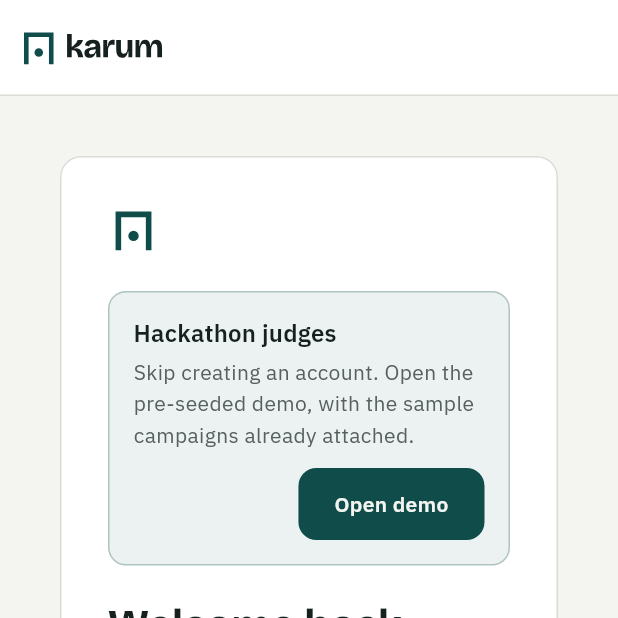
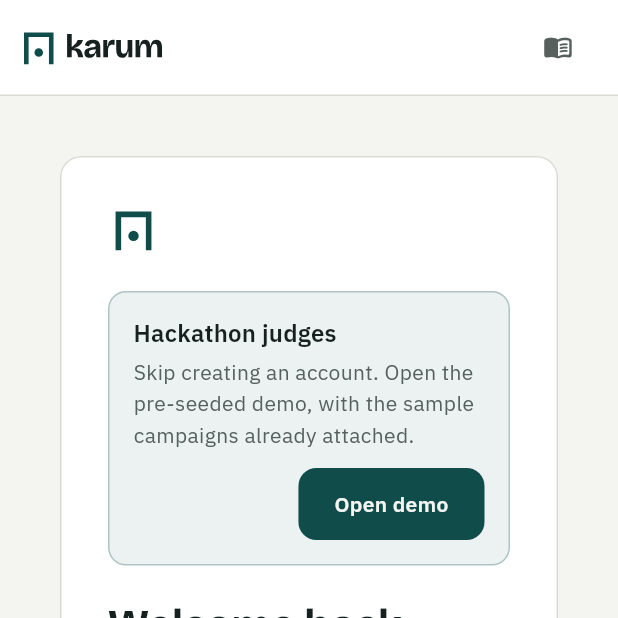
Before and after one commit to karum-labs/karum-client, a Flutter app: the screen it shows after launch, after a tap on "Sign in", on a phone screen of 412 x 824 dp, the top half of it. Run offline on Flutter 3.47's test engine with Material 3 defaults, Android fonts, the phone set to English and light mode, and no system bars; our stand-ins replace flutter_map, flutter_svg, google_maps_flutter, latlong2, web; missing offline and left inert: dart:js_interop; network calls fail.

Commit message:
feat: update terminology and add glossary for improved user understanding

```diff
--- a/lib/src/screens/account_screen.dart
+++ b/lib/src/screens/account_screen.dart
@@ -254,8 +254,9 @@ class _EmptyCampaigns extends StatelessWidget {
             ),
             const SizedBox(height: KarumSpacing.xs),
             Text(
-              'Start a scout from the landing page. The four public samples run '
-              'without an account.',
+              'Start a search from the landing page. The four public samples '
+              'run without an account; the result stays with the browser that '
+              'started it.',
               style: Theme.of(context).textTheme.bodySmall
                   ?.copyWith(color: palette.mute),
             ),
--- a/lib/src/screens/home_screen.dart
+++ b/lib/src/screens/home_screen.dart
@@ -221,8 +221,8 @@ class _ModeBanner extends StatelessWidget {
       ),
       GatewayMode.fixture => (
         palette.investigate,
-        'Fixture mode — replaying recorded data',
-        Icons.science_outlined,
+        'Previous attempt — replayed from an earlier run',
+        Icons.history_rounded,
       ),
       GatewayMode.degraded => (
         palette.avoid,
--- a/lib/src/screens/landing_screen.dart
+++ b/lib/src/screens/landing_screen.dart
@@ -483,8 +483,10 @@ class _LandingScreenState extends State<LandingScreen> {
         ),
         const SizedBox(height: KarumSpacing.xs),
         Text(
-          'Each sample posts a stored city, seed, radius, and category tag. '
-          'No typing, no geocoder miss.',
+          'Each sample posts a stored city, seed (the brand and the taste '
+          'words that describe it), radius, and category tag. No typing, no '
+          'geocoder miss. Each click runs the sample as its own search; the '
+          'result stays with this browser.',
           style: Theme.of(context).textTheme.bodyMedium
               ?.copyWith(color: KarumPalette.of(context).mute),
         ),
@@ -548,13 +550,14 @@ class _LandingScreenState extends State<LandingScreen> {
                       const SectionLabel('Free entry'),
                       const SizedBox(height: KarumSpacing.sm),
                       Text(
-                        'Build a scout instead.',
+                        'Build a search instead.',
                         style: Theme.of(context).textTheme.headlineMedium,
                       ),
                       const SizedBox(height: KarumSpacing.xs),
                       Text(
-                        'A seed and a city in. A ranked door board, evidence, '
-                        'and a pitch out.',
+                        'Enter a brand (the seed) and a city. Out comes a '
+                        'ranked list of places to visit (the door board), the '
+                        'evidence behind each one, and a short pitch.',
                         style: Theme.of(context).textTheme.bodyMedium
                             ?.copyWith(color: palette.mute),
                       ),
@@ -972,10 +975,15 @@ class _Hero extends StatelessWidget {
         color: palette.ink,
       ),
     );
+    // The hero is the first time a visitor meets the product's words. The
+    // one-line gloss stays close to the terms so a reader does not have to
+    // leave the page to follow along. The glossary sheet in the chrome has
+    // the full list (PLAN.md §51).
     final supporting = Text(
-      'Karum turns a brand seed and a city into a ranked door board, a field '
-      'route, and a pitch for every stop. Every number carries its source; '
-      'every recommendation carries a reason.',
+      'Karum turns a brand (the seed) and a city into a short list of places '
+      'to visit (the door board), a walking route between them, and a short '
+      'pitch for every stop. Every number carries its source; every '
+      'recommendation carries a reason.',
       style: Theme.of(context).textTheme.bodyLarge
           ?.copyWith(fontSize: 17, color: palette.mute, height: 1.55),
     );
@@ -1376,6 +1384,20 @@ class _PresetCard extends StatelessWidget {
                       child: Text(group.variants[1].buttonLabel),
                     ),
                   ),
+                  // First place the brand's two mode words appear beside
+                  // each other; one line of gloss keeps a first-time
+                  // visitor from having to open the glossary (PLAN.md §51).
+                  const Padding(
+                    padding: EdgeInsets.only(top: KarumSpacing.xs),
+                    child: Text(
+                      'Flagship: a large own-brand store on a fitting '
+                      'street. Collab: a joint event with a partner brand.',
+                      style: TextStyle(
+                        fontSize: 12,
+                        fontStyle: FontStyle.italic,
+                      ),
+                    ),
+                  ),
                 ],
               ),
             const SizedBox(height: KarumSpacing.sm),
--- a/lib/src/screens/register_screen.dart
+++ b/lib/src/screens/register_screen.dart
@@ -79,7 +79,9 @@ class _RegisterScreenState extends State<RegisterScreen> {
               ),
               const SizedBox(height: KarumSpacing.sm),
               Text(
-                'Email and password. The sample campaigns stay available without an account.',
+                'Email and password. You can still try a sample without an '
+                'account; each sample now runs as its own search, so your '
+                'results stay with you.',
                 style: Theme.of(context).textTheme.bodyMedium
                     ?.copyWith(color: palette.mute),
               ),
--- a/lib/src/widgets/karum_chrome.dart
+++ b/lib/src/widgets/karum_chrome.dart
@@ -6,6 +6,7 @@ import '../app/app_scope.dart';
 import '../theme/brand_tokens.dart';
 import 'common.dart';
 import 'focus_ring.dart';
+import 'glossary.dart';
 import 'karum_logo.dart';
 
 /// The app header shared by every route.
@@ -96,6 +97,28 @@ class KarumHeader extends StatelessWidget {
                   label: const Text('New scout'),
                 ),
               ),
+            // The glossary is reachable from every screen (PLAN.md §51).
+            // The full label fits where the nav fits; on narrow windows an
+            // icon-only button takes its place.
+            if (!hideNav)
+              FocusRing(
+                borderRadius: BorderRadius.circular(KarumRadius.control),
+                child: TextButton.icon(
+                  onPressed: () => showGlossarySheet(context),
+                  icon: const Icon(Icons.menu_book_rounded, size: 18),
+                  label: const Text('Glossary'),
+                ),
+              )
+            else
+              FocusRing(
+                borderRadius: BorderRadius.circular(KarumRadius.control),
+                child: NamedIconButton(
+                  label: 'Glossary',
+                  onPressed: () => showGlossarySheet(context),
+                  icon: Icons.menu_book_rounded,
+                  iconSize: 20,
+                ),
+              ),
             if (!hideNav && onStatus != null)
               FocusRing(
                 borderRadius: BorderRadius.circular(KarumRadius.control),
@@ -147,11 +170,11 @@ class ModeBanner extends StatelessWidget {
       GatewayMode.fixture => _Banner(
         background: palette.investigate.withValues(alpha: 0.14),
         foreground: palette.ink,
-        icon: Icons.science_outlined,
-        title: 'Fixture mode',
+        icon: Icons.history_rounded,
+        title: 'Showing a previous attempt',
         message:
-            'Replaying recorded Qloo and Places payloads. This is not a live '
-            'network run.',
+            'These results were recorded from an earlier search and are shown '
+            'as they were. They are not a fresh search of today\'s data.',
       ),
       GatewayMode.degraded => _Banner(
         background: palette.avoid.withValues(alpha: 0.14),
```
Also changed, not shown: lib/src/widgets/door_board.dart (+16 -2 lines), lib/src/widgets/glossary.dart (added, +270 -0 lines), 3 other files.
